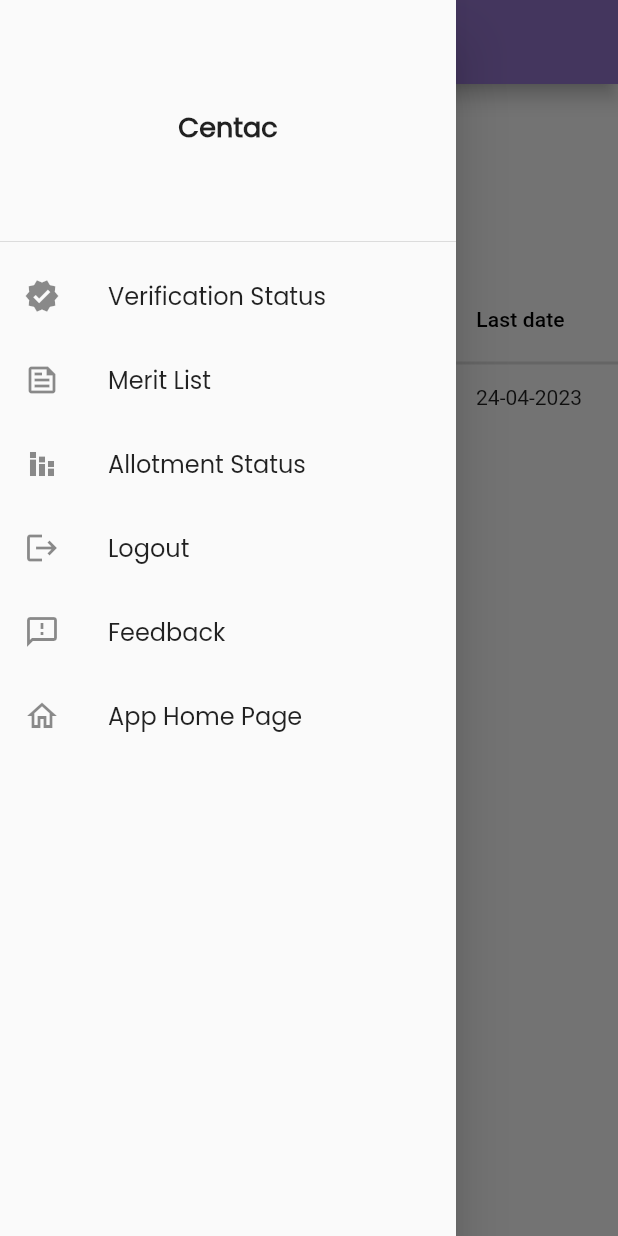
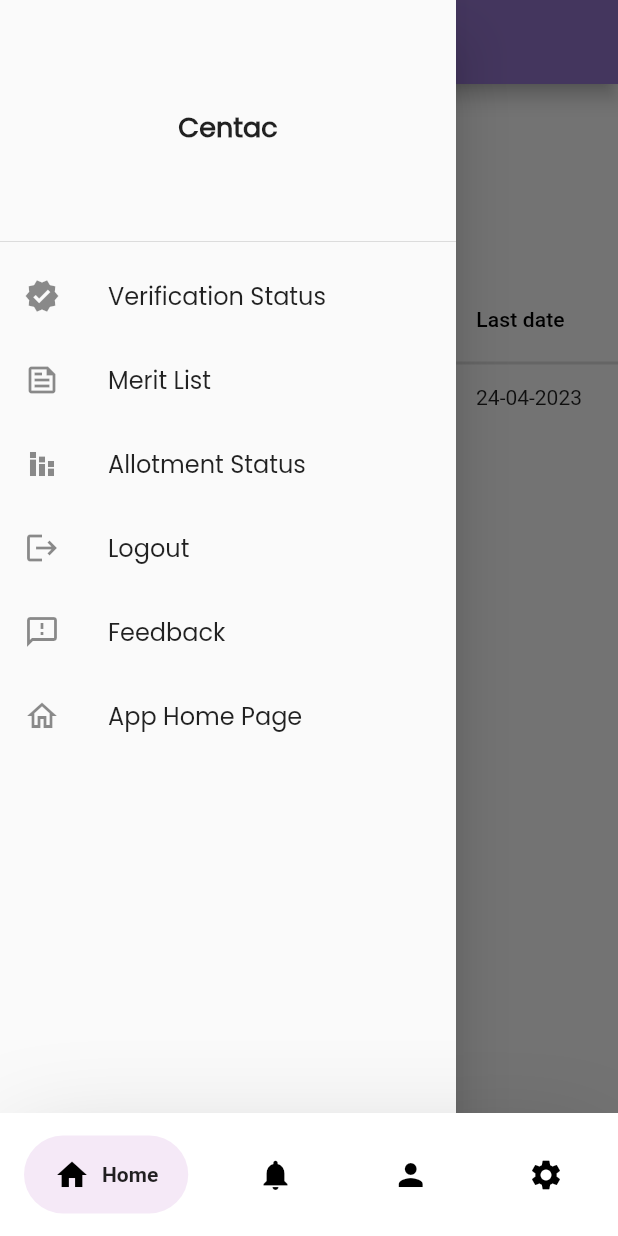
Before and after one commit to Nivas001/Centac, a Flutter app: the screen it shows once a user with an empty profile is signed in, with the side drawer open, on a phone screen of 412 x 824 dp. Run offline on Flutter 3.47's test engine with Material 2 defaults, Android fonts, the phone set to English and light mode, and no system bars; drawn by our look-alikes of google_nav_bar; our stand-ins replace cloud_firestore, firebase_auth, firebase_core, firebase_database, firebase_messaging, simple_gradient_text; missing offline and left inert: blurry_modal_progress_hud; accounts and stored records are empty; network calls fail; Roboto replaces fonts that are missing (SF-Compact).

```diff
--- a/lib/main.dart
+++ b/lib/main.dart
@@ -56,7 +56,7 @@ class _MyAppState extends State<MyApp> {
     return MaterialApp(
       theme: ThemeData.light(),
      //home: Home_page(),
-      home: isLogin? Dash_neet() :Home_bottom() ,
+      home: isLogin? bottom() :Home_bottom() ,
       debugShowCheckedModeBanner: false,
 
       //initialRoute: 'bottom',
```
